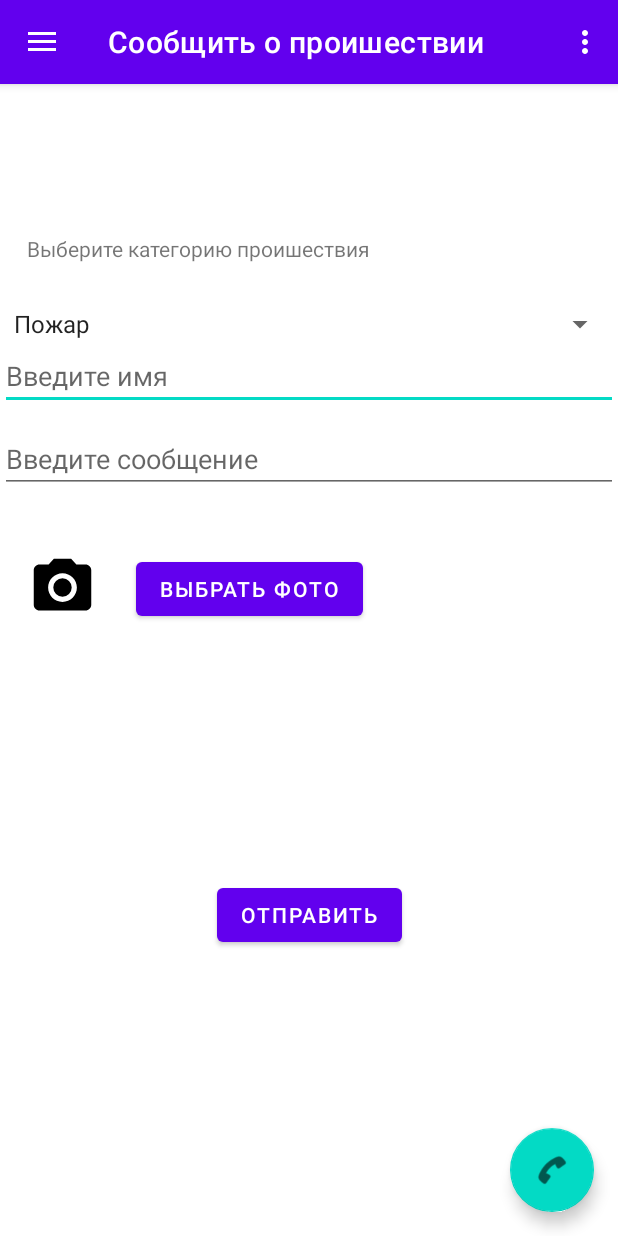
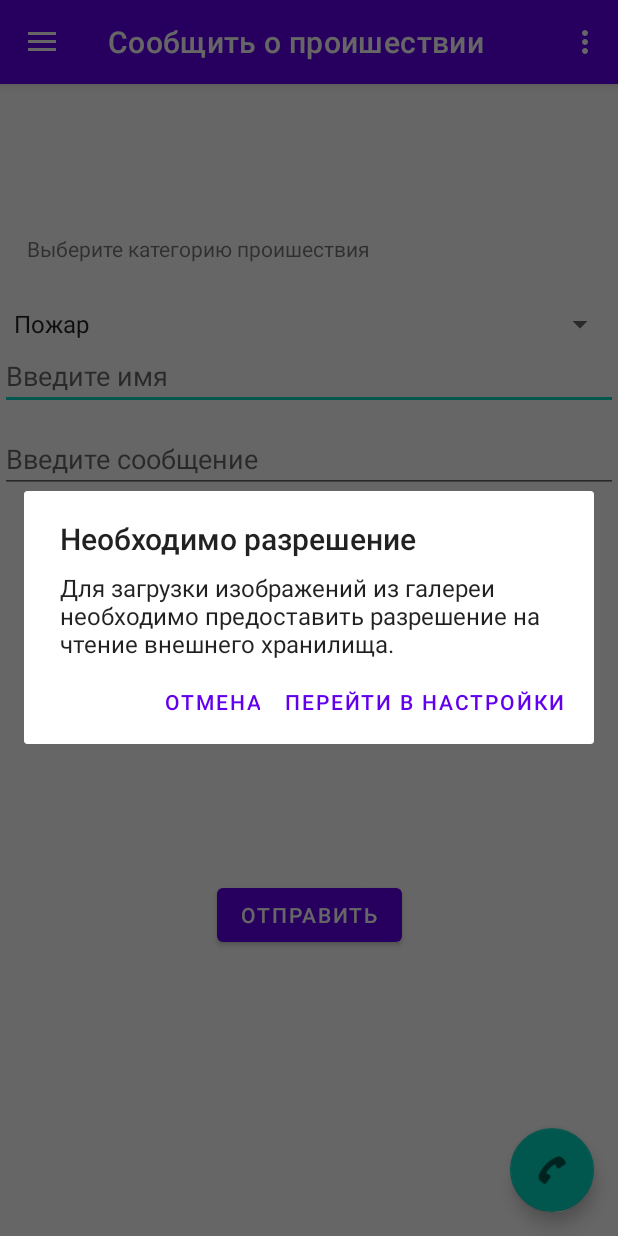
Before and after one commit to ghrthrth/mchsDiplom, an Android app: the screen it shows after launch (MainActivity), after a tap on "ВЫБРАТЬ ФОТО", on a phone screen of 412 x 824 dp. Run offline under Robolectric (Android 15) with nearby library versions, the phone set to English and light mode, and no system bars; our stand-ins replace navigation-ui; pictures from the network do not load.

```diff
--- a/app/src/main/java/com/example/mchs/ui/home/HomeFragment.java
+++ b/app/src/main/java/com/example/mchs/ui/home/HomeFragment.java
@@ -10,6 +10,8 @@ import android.net.Uri;
 import android.os.AsyncTask;
 import android.os.Bundle;
 import android.provider.MediaStore;
+import android.provider.Settings;
+import android.util.Log;
 import android.view.LayoutInflater;
 import android.view.View;
 import android.view.ViewGroup;
@@ -76,9 +78,30 @@ public class HomeFragment extends Fragment {
             public void onClick(View v) {
                 if (ContextCompat.checkSelfPermission(getActivity(), Manifest.permission.READ_EXTERNAL_STORAGE)
                         != PackageManager.PERMISSION_GRANTED) {
-                    ActivityCompat.requestPermissions(getActivity(),
-                            new String[]{Manifest.permission.READ_EXTERNAL_STORAGE},
-                            REQUEST_CODE_PERMISSION);
+
+                    // Проверяем, было ли разрешение отклонено ранее с выбором "Не спрашивать снова"
+                    if (ActivityCompat.shouldShowRequestPermissionRationale(getActivity(), Manifest.permission.READ_EXTERNAL_STORAGE)) {
+                        // Запрашиваем разрешение
+                        ActivityCompat.requestPermissions(getActivity(),
+                                new String[]{Manifest.permission.READ_EXTERNAL_STORAGE},
+                                REQUEST_CODE_PERMISSION);
+                    } else {
+                        // Показываем диалоговое окно с объяснением
+                        new AlertDialog.Builder(getActivity())
+                                .setTitle("Необходимо разрешение")
+                                .setMessage("Для загрузки изображений из галереи необходимо предоставить разрешение на чтение внешнего хранилища.")
+                                .setPositiveButton("Перейти в настройки", new DialogInterface.OnClickListener() {
+                                    public void onClick(DialogInterface dialog, int which) {
+                                        // Перенаправляем пользователя в настройки приложения
+                                        Intent intent = new Intent(Settings.ACTION_APPLICATION_DETAILS_SETTINGS);
+                                        Uri uri = Uri.fromParts("package", getActivity().getPackageName(), null);
+                                        intent.setData(uri);
+                                        startActivity(intent);
+                                    }
+                                })
+                                .setNegativeButton("Отмена", null)
+                                .show();
+                    }
                 } else {
                     openGallery();
                 }
@@ -219,12 +242,7 @@ public class HomeFragment extends Fragment {
             selectedCategory = params[2];
             categIncident = params[3];
 
-
             try {
-                // Получите реальный путь к файлу из Uri
-                String filePath = getRealPathFromUri(selectedImageUri);
-
-                // Создайте объект MultipartBody.Builder для создания запроса с множественными частями (включая изображение)
                 MultipartBody.Builder builder = new MultipartBody.Builder()
                         .setType(MultipartBody.FORM)
                         .addFormDataPart("username", username)
@@ -232,22 +250,19 @@ public class HomeFragment extends Fragment {
                         .addFormDataPart("category", category)
                         .addFormDataPart("categIncident", categIncident);
 
-                // Загрузите файл в запрос
-                File file = new File(filePath);
-                builder.addFormDataPart("photo", file.getName(), RequestBody.create(MediaType.parse("image/*"), file));
+                if (selectedImageUri != null) {
+                    String filePath = getRealPathFromUri(selectedImageUri);
+                    File file = new File(filePath);
+                    builder.addFormDataPart("photo", file.getName(), RequestBody.create(MediaType.parse("image/*"), file));
+                }
 
-                // Создайте объект RequestBody из MultipartBody.Builder
                 RequestBody requestBody = builder.build();
-
-                // Создайте объект запроса с использованием OkHttp
                 Request request = new Request.Builder()
-                        .url("https://claimbe.store/mchs/index.php") // Замените на URL вашего сервера
+                        .url("https://claimbe.store/mchs/index.php")
                         .post(requestBody)
                         .build();
 
-                // Создайте клиент OkHttp и выполните запрос
                 OkHttpClient client = new OkHttpClient();
-
                 Response response = client.newCall(request).execute();
             } catch (IOException e) {
                 e.printStackTrace();
@@ -258,16 +273,12 @@ public class HomeFragment extends Fragment {
         @Override
         protected void onPostExecute(String result) {
             if (result != null) {
-                // Вывести сообщение об ошибке, если есть
                 Toast.makeText(getContext(), "Ошибка: " + result, Toast.LENGTH_SHORT).show();
             } else {
-                // Вывести сообщение об успешной записи данных
                 Toast.makeText(getContext(), "Данные успешно записаны", Toast.LENGTH_SHORT).show();
-                // Получить выбранную категорию
-
-                // Показать всплывающее окно с подсказкой для выбранной категории
                 showTip(selectedCategory);
             }
         }
     }
+
 }
```
